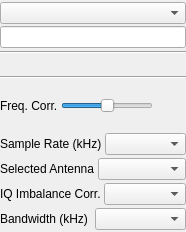
First picture: the form in plugins/samplesource/gnuradio/gnuradiogui.ui, repository osmocom/sdrangelove, before the edit.
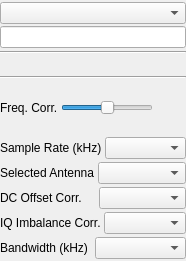
Second picture: the form after the edit. Custom widgets are drawn as their Qt base class.

Patch:
```diff
--- a/plugins/samplesource/gnuradio/gnuradiogui.ui
+++ b/plugins/samplesource/gnuradio/gnuradiogui.ui
@@ -7,7 +7,7 @@
     <x>0</x>
     <y>0</y>
     <width>186</width>
-    <height>232</height>
+    <height>261</height>
    </rect>
   </property>
   <property name="sizePolicy">
@@ -237,6 +237,20 @@
      </item>
     </layout>
    </item>
+   <item>
+    <layout class="QHBoxLayout" name="horizontalLayout_2">
+     <item>
+      <widget class="QLabel" name="label_6">
+       <property name="text">
+        <string>DC Offset Corr.    </string>
+       </property>
+      </widget>
+     </item>
+     <item>
+      <widget class="QComboBox" name="cboDCOffset"/>
+     </item>
+    </layout>
+   </item>
    <item>
     <layout class="QHBoxLayout" name="horizontalLayout_8">
      <property name="spacing">
```
